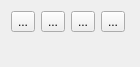
The window that partyplayer/controlwidget.ui (ABuus/partyplayer) describes before a commit, drawn with Qt 5.
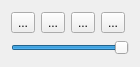
The same window after the commit. Custom widgets are drawn as their Qt base class.

```diff
--- a/partyplayer/controlwidget.ui
+++ b/partyplayer/controlwidget.ui
@@ -48,20 +48,26 @@
        </item>
       </layout>
      </item>
-     <item>
-      <widget class="Phonon::SeekSlider" name="seekSlider"/>
-     </item>
     </layout>
    </item>
+   <item row="1" column="0">
+    <widget class="QSlider" name="slider">
+     <property name="maximum">
+      <number>100</number>
+     </property>
+     <property name="singleStep">
+      <number>5</number>
+     </property>
+     <property name="sliderPosition">
+      <number>100</number>
+     </property>
+     <property name="orientation">
+      <enum>Qt::Horizontal</enum>
+     </property>
+    </widget>
+   </item>
   </layout>
  </widget>
- <customwidgets>
-  <customwidget>
-   <class>Phonon::SeekSlider</class>
-   <extends>QWidget</extends>
-   <header location="global">phonon/seekslider.h</header>
-  </customwidget>
- </customwidgets>
  <resources/>
  <connections/>
 </ui>
```
